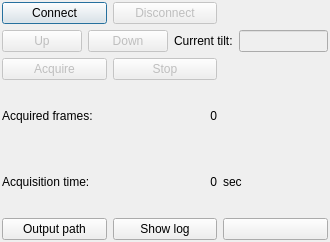
Above: src/KinectFrontend/Widgets/Konnector/konnector.ui from ALEXJAZZ008008/KinectLibraries before the change. Below: the same form after it.
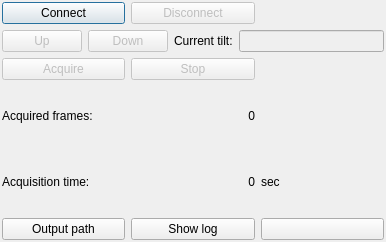
That is the form after the change. Icons and pictures are not drawn.

What changed in the file:
```diff
--- a/src/KinectFrontend/Widgets/Konnector/konnector.ui
+++ b/src/KinectFrontend/Widgets/Konnector/konnector.ui
@@ -6,7 +6,7 @@
    <rect>
     <x>0</x>
     <y>0</y>
-    <width>330</width>
+    <width>386</width>
     <height>242</height>
    </rect>
   </property>
```
